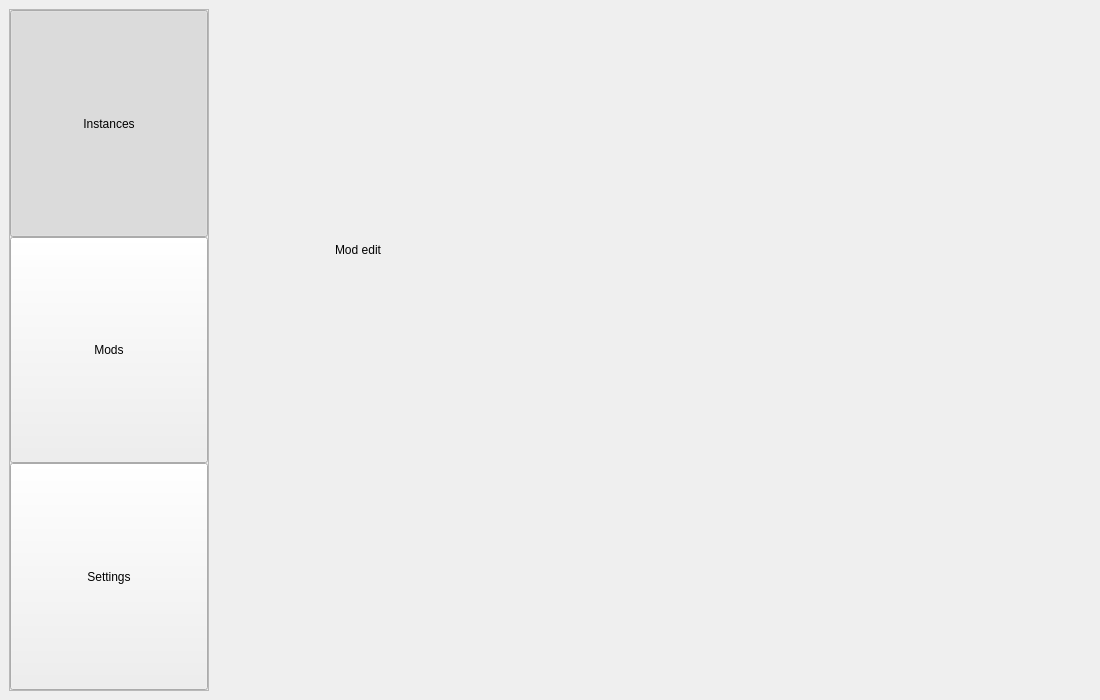
Before: the Qt Designer form interface/ui_files/interface.ui in shueppin/PackedMC, drawn with Qt 5.
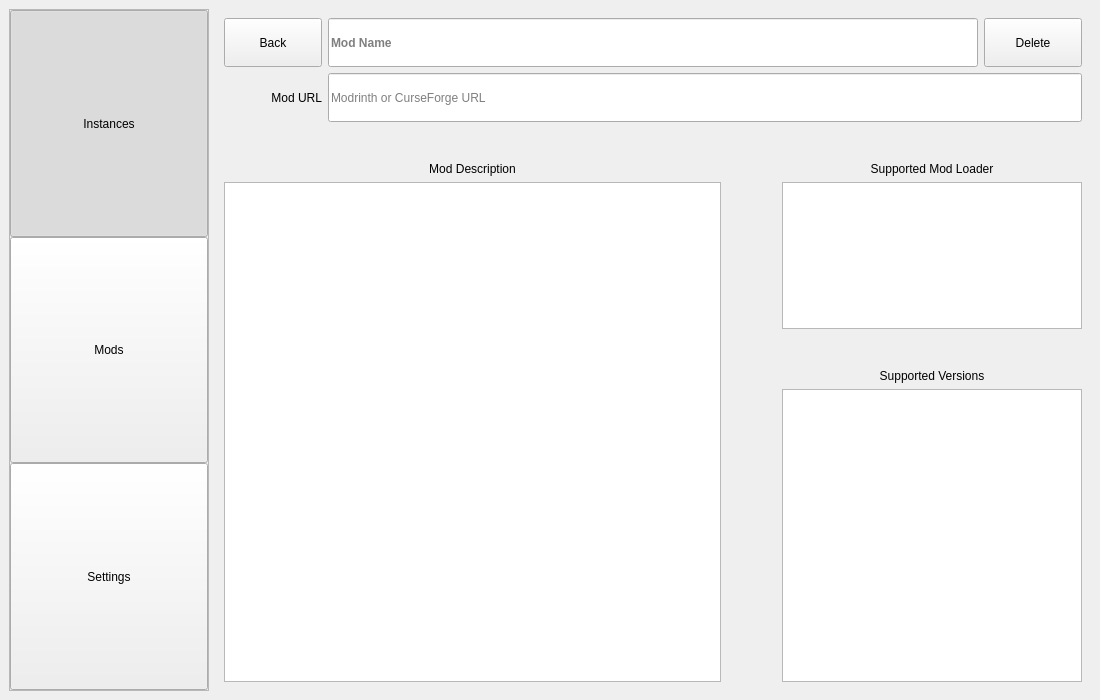
After: the same form once the commit is applied. The open tabs and pages were chosen to show the change.

Commit message: Added the mod edit page and added an api for communication with modrinth to geet mod data

What changed in the file:
```diff
--- a/interface/ui_files/interface.ui
+++ b/interface/ui_files/interface.ui
@@ -493,19 +493,189 @@
        </widget>
       </widget>
       <widget class="QWidget" name="MOD_EDIT_PAGE">
-       <widget class="QLabel" name="label_4">
-        <property name="geometry">
-         <rect>
-          <x>120</x>
-          <y>190</y>
-          <width>251</width>
-          <height>101</height>
-         </rect>
-        </property>
-        <property name="text">
-         <string>Mod edit</string>
-        </property>
-       </widget>
+       <layout class="QGridLayout" name="gridLayout_2" rowstretch="1,1,1,3,1,6" columnstretch="2,8,1,4,2">
+        <item row="0" column="4">
+         <widget class="QPushButton" name="DELETE_MOD_BUTTON">
+          <property name="sizePolicy">
+           <sizepolicy hsizetype="Preferred" vsizetype="Preferred">
+            <horstretch>0</horstretch>
+            <verstretch>0</verstretch>
+           </sizepolicy>
+          </property>
+          <property name="cursor">
+           <cursorShape>PointingHandCursor</cursorShape>
+          </property>
+          <property name="focusPolicy">
+           <enum>Qt::NoFocus</enum>
+          </property>
+          <property name="text">
+           <string>Delete</string>
+          </property>
+         </widget>
+        </item>
+        <item row="0" column="0">
+         <widget class="QPushButton" name="MODS_BACK_BUTTON">
+          <property name="sizePolicy">
+           <sizepolicy hsizetype="Preferred" vsizetype="Ignored">
+            <horstretch>0</horstretch>
+            <verstretch>0</verstretch>
+           </sizepolicy>
+          </property>
+          <property name="cursor">
+           <cursorShape>PointingHandCursor</cursorShape>
+          </property>
+          <property name="focusPolicy">
+           <enum>Qt::NoFocus</enum>
+          </property>
+          <property name="text">
+           <string>Back</string>
+          </property>
+         </widget>
+        </item>
+        <item row="0" column="1" colspan="3">
+         <widget class="QLineEdit" name="MOD_NAME">
+          <property name="sizePolicy">
+           <sizepolicy hsizetype="Preferred" vsizetype="Preferred">
+            <horstretch>0</horstretch>
+            <verstretch>0</verstretch>
+           </sizepolicy>
+          </property>
+          <property name="font">
+           <font>
+            <bold>true</bold>
+           </font>
+          </property>
+          <property name="focusPolicy">
+           <enum>Qt::StrongFocus</enum>
+          </property>
+          <property name="alignment">
+           <set>Qt::AlignLeading|Qt::AlignLeft|Qt::AlignVCenter</set>
+          </property>
+          <property name="placeholderText">
+           <string>Mod Name</string>
+          </property>
+          <property name="clearButtonEnabled">
+           <bool>false</bool>
+          </property>
+          <property name="class" stdset="0">
+           <string>bigger_text colored_text</string>
+          </property>
+         </widget>
+        </item>
+        <item row="1" column="1" colspan="4">
+         <widget class="QLineEdit" name="MOD_URL">
+          <property name="sizePolicy">
+           <sizepolicy hsizetype="Preferred" vsizetype="Preferred">
+            <horstretch>0</horstretch>
+            <verstretch>0</verstretch>
+           </sizepolicy>
+          </property>
+          <property name="font">
+           <font>
+            <bold>false</bold>
+           </font>
+          </property>
+          <property name="focusPolicy">
+           <enum>Qt::StrongFocus</enum>
+          </property>
+          <property name="alignment">
+           <set>Qt::AlignLeading|Qt::AlignLeft|Qt::AlignVCenter</set>
+          </property>
+          <property name="placeholderText">
+           <string>Modrinth or CurseForge URL</string>
+          </property>
+          <property name="clearButtonEnabled">
+           <bool>false</bool>
+          </property>
+          <property name="class" stdset="0">
+           <string/>
+          </property>
+         </widget>
+        </item>
+        <item row="3" column="3" colspan="2">
+         <widget class="QTextBrowser" name="MOD_LOADER">
+          <property name="class" stdset="0">
+           <string>light_frame no_bg</string>
+          </property>
+         </widget>
+        </item>
+        <item row="1" column="0">
+         <widget class="QLabel" name="label_4">
+          <property name="text">
+           <string>Mod URL</string>
+          </property>
+          <property name="alignment">
+           <set>Qt::AlignRight|Qt::AlignTrailing|Qt::AlignVCenter</set>
+          </property>
+         </widget>
+        </item>
+        <item row="5" column="3" colspan="2">
+         <widget class="QTextBrowser" name="MOD_VERSIONS">
+          <property name="class" stdset="0">
+           <string>light_frame no_bg</string>
+          </property>
+         </widget>
+        </item>
+        <item row="4" column="3" colspan="2">
+         <widget class="QLabel" name="label_11">
+          <property name="text">
+           <string>Supported Versions</string>
+          </property>
+          <property name="alignment">
+           <set>Qt::AlignBottom|Qt::AlignHCenter</set>
+          </property>
+          <property name="class" stdset="0">
+           <string>bigger_text colored_text</string>
+          </property>
+         </widget>
+        </item>
+        <item row="2" column="0" colspan="2">
+         <widget class="QLabel" name="label_10">
+          <property name="text">
+           <string>Mod Description</string>
+          </property>
+          <property name="alignment">
+           <set>Qt::AlignBottom|Qt::AlignHCenter</set>
+          </property>
+          <property name="class" stdset="0">
+           <string>bigger_text colored_text</string>
+          </property>
+         </widget>
+        </item>
+        <item row="3" column="0" rowspan="3" colspan="2">
+         <widget class="QTextBrowser" name="MOD_DESCRIPTION">
+          <property name="class" stdset="0">
+           <string>light_frame no_bg standard_text</string>
+          </property>
+         </widget>
+        </item>
+        <item row="2" column="3" colspan="2">
+         <widget class="QLabel" name="label_12">
+          <property name="text">
+           <string>Supported Mod Loader</string>
+          </property>
+          <property name="alignment">
+           <set>Qt::AlignBottom|Qt::AlignHCenter</set>
+          </property>
+          <property name="class" stdset="0">
+           <string>bigger_text colored_text</string>
+          </property>
+         </widget>
+        </item>
+        <item row="3" column="2">
+         <spacer name="horizontalSpacer_3">
+          <property name="orientation">
+           <enum>Qt::Horizontal</enum>
+          </property>
+          <property name="sizeHint" stdset="0">
+           <size>
+            <width>40</width>
+            <height>20</height>
+           </size>
+          </property>
+         </spacer>
+        </item>
+       </layout>
       </widget>
       <widget class="QWidget" name="SETTINGS_PAGE">
        <widget class="QFrame" name="frame_2">
```
Left out of the diff: 6 changed lines with no effect on the pictures. The commit also changes 3 other files.
